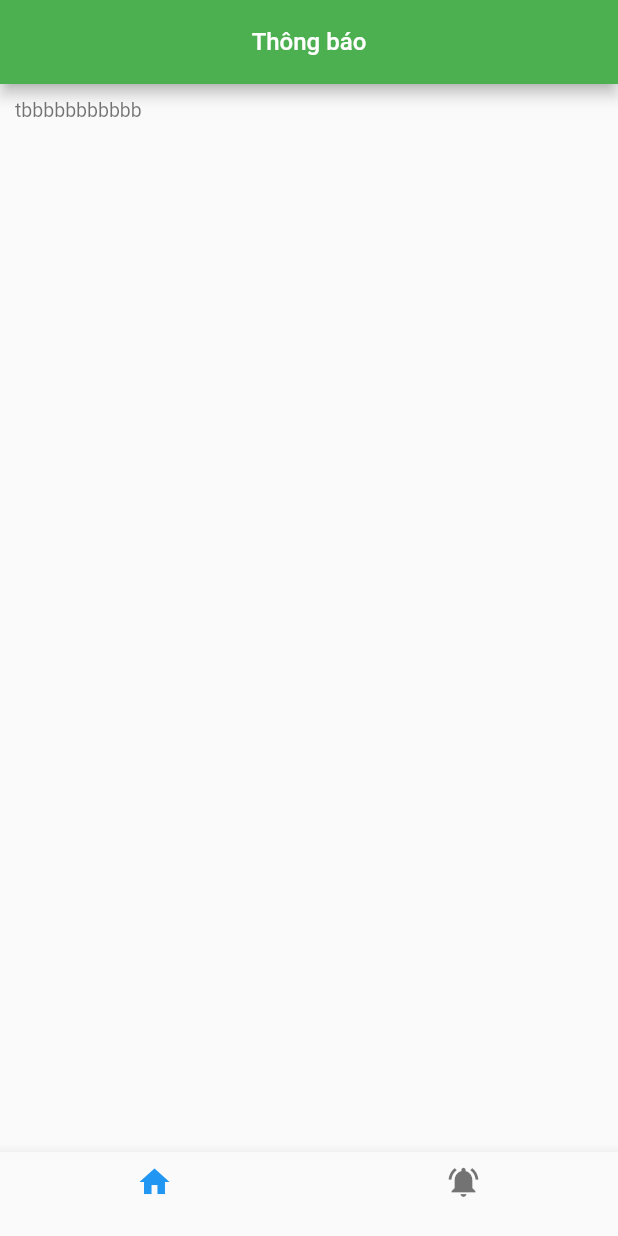
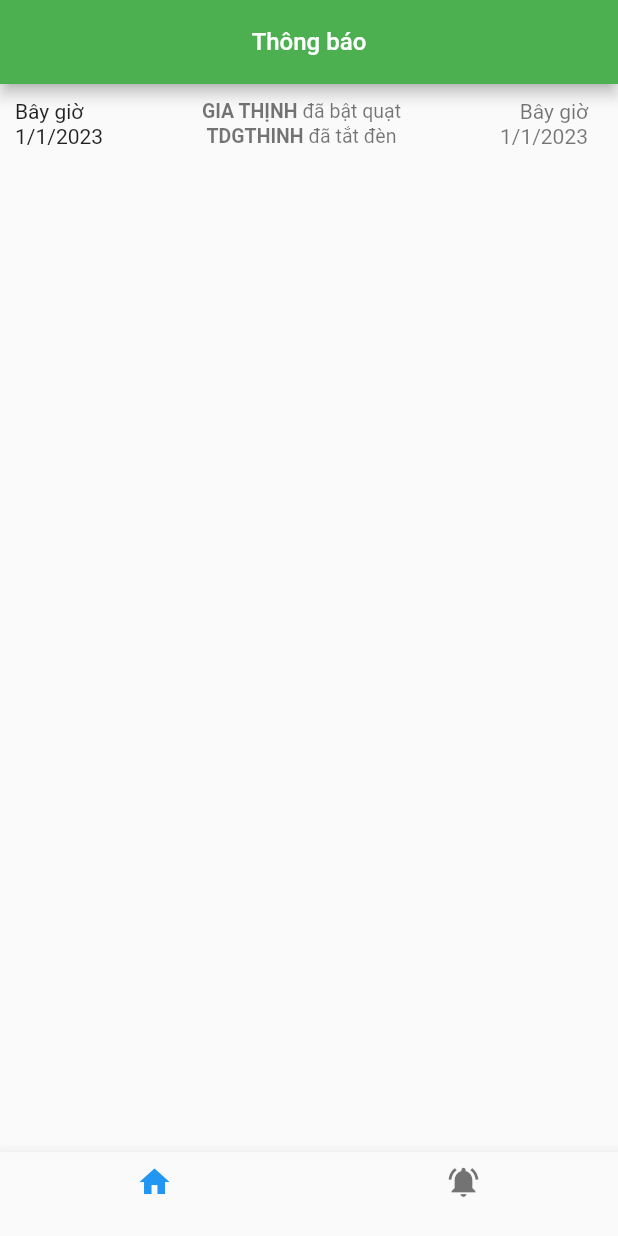
Before and after one commit to TranDuongGiaThinh/SmartHome, a Flutter app: the screen it shows after launch, item 2 of the bottom bar chosen, on a phone screen of 412 x 824 dp. Run offline on Flutter 3.47's test engine with Material 2 defaults, Android fonts, the phone set to English and light mode, and no system bars; statements that could not run were skipped.

Commit message:
done Noti (UI)

```diff
--- /dev/null
+++ b/lib/models/noti.dart
@@ -0,0 +1,7 @@
+class Noti{
+  String username;
+  String description;
+  DateTime createAt;
+
+  Noti({required this.username, required this.description, required this.createAt});
+}
--- /dev/null
+++ b/lib/notification/noti_card.dart
@@ -0,0 +1,58 @@
+import 'package:flutter/material.dart';
+import 'package:smart_home/constants.dart';
+import 'package:smart_home/models/noti.dart';
+import 'package:smart_home/notification/noti_presenter.dart';
+
+class NotiCard extends StatelessWidget {
+  const NotiCard({super.key, required this.noti, required this.presenter});
+  final Noti noti;
+  final NotiPresenter presenter;
+
+  @override
+  Widget build(BuildContext context) {
+    return Container(
+        margin: const EdgeInsets.only(bottom: 1),
+        padding: const EdgeInsets.only(right: 10),
+        width: MediaQuery.of(context).size.width - 20,
+        decoration: BoxDecoration(
+          borderRadius: BorderRadius.circular(2),
+          color: MyConstants.colorCard,
+        ),
+        child: Row(
+          mainAxisAlignment: MainAxisAlignment.spaceBetween,
+          children: [
+            Text(
+              presenter.getNotiTime(noti.createAt),
+              style: const TextStyle(
+                  fontSize: MyConstants.fontNotiTime,
+                  color: MyConstants.colorCard),
+            ),
+            Row(
+              mainAxisAlignment: MainAxisAlignment.center,
+              crossAxisAlignment: CrossAxisAlignment.center,
+              children: [
+                Text(
+                  noti.username.toUpperCase(),
+                  style: const TextStyle(
+                      fontSize: MyConstants.fontText,
+                      fontWeight: FontWeight.bold,
+                      color: MyConstants.colorText),
+                ),
+                Text(
+                  " ${noti.description}",
+                  style: const TextStyle(
+                      fontSize: MyConstants.fontText,
+                      color: MyConstants.colorText),
+                ),
+              ],
+            ),
+            Text(
+              presenter.getNotiTime(noti.createAt),
+              style: const TextStyle(
+                  fontSize: MyConstants.fontNotiTime,
+                  color: MyConstants.colorText),
+            ),
+          ],
+        ));
+  }
+}
--- /dev/null
+++ b/lib/notification/noti_presenter.dart
@@ -0,0 +1,47 @@
+import 'package:smart_home/models/noti.dart';
+
+class NotiPresenter {
+  NotiPresenter({required this.notifications, required this.reload});
+  List<Noti> notifications = [];
+  Function reload;
+
+  static Future<List<Noti>> getAllNotifications() async {
+    var results = [
+      Noti(
+          username: "tdgthinh",
+          description: "đã tắt đèn",
+          createAt: DateTime(2023)),
+      Noti(
+          username: "Gia Thịnh",
+          description: "đã bật quạt",
+          createAt: DateTime.now()),
+    ];
+
+    results.sort((a, b) => b.createAt.compareTo(a.createAt));
+
+    return results;
+  }
+
+  String getNotiTime(DateTime dateTime) {
+    DateTime now = DateTime.now();
+    Duration difference = now.difference(dateTime);
+
+    if (difference.inMinutes < 1) {
+      return 'Bây giờ';
+    } else if (difference.inHours < 1) {
+      return '${difference.inMinutes} phút trước';
+    } else if (difference.inHours < 24) {
+      return '${difference.inHours} giờ trước';
+    } else if (difference.inHours < 48) {
+      return 'Hôm qua';
+    } else if (difference.inDays < 7) {
+      return '${difference.inDays} ngày trước';
+    } else if (difference.inDays < 30) {
+      return '${difference.inDays ~/ 7} tuần trước';
+    } else if (difference.inDays < 365) {
+      return '${difference.inDays ~/ 30} tháng trước';
+    } else {
+      return '${dateTime.day}/${dateTime.month}/${dateTime.year}';
+    }
+  }
+}
--- a/lib/notification/noti_screen.dart
+++ b/lib/notification/noti_screen.dart
@@ -1,6 +1,8 @@
 import 'package:flutter/material.dart';
-
+import 'package:smart_home/notification/noti_presenter.dart';
 import '../constants.dart';
+import '../logo/logo.dart';
+import 'noti_card.dart';
 
 class NotiScreen extends StatefulWidget {
   const NotiScreen({super.key});
@@ -10,17 +12,40 @@ class NotiScreen extends StatefulWidget {
 }
 
 class _NotiScreenState extends State<NotiScreen> {
+
+  NotiPresenter? presenter;
+
+  @override
+  void initState() {
+    super.initState();
+
+    NotiPresenter.getAllNotifications().then((value) {
+      presenter =
+          NotiPresenter(notifications: value, reload: () => setState(() {}));
+      setState(() {});
+    });
+  }
+
   @override
   Widget build(BuildContext context) {
-    return ListView(
-      padding: const EdgeInsets.all(10),
-      children: const [
-        Text(
-          "tbbbbbbbbbbb",
-          style: TextStyle(
-              fontSize: MyConstants.fontText, color: MyConstants.colorText),
-        )
-      ],
+    if (presenter == null) {
+      return Column(
+        children: const [
+          Logo(),
+        ],
+      );
+    }
+    return Padding(
+      padding: const EdgeInsets.only(top: 10, left: 10, right: 10),
+      child: ListView(
+        children: [
+          for (int i = 0; i < presenter!.notifications.length; i++)
+            NotiCard(
+              noti: presenter!.notifications[i],
+              presenter: presenter!,
+            ),
+        ],
+      ),
     );
   }
 }
```
